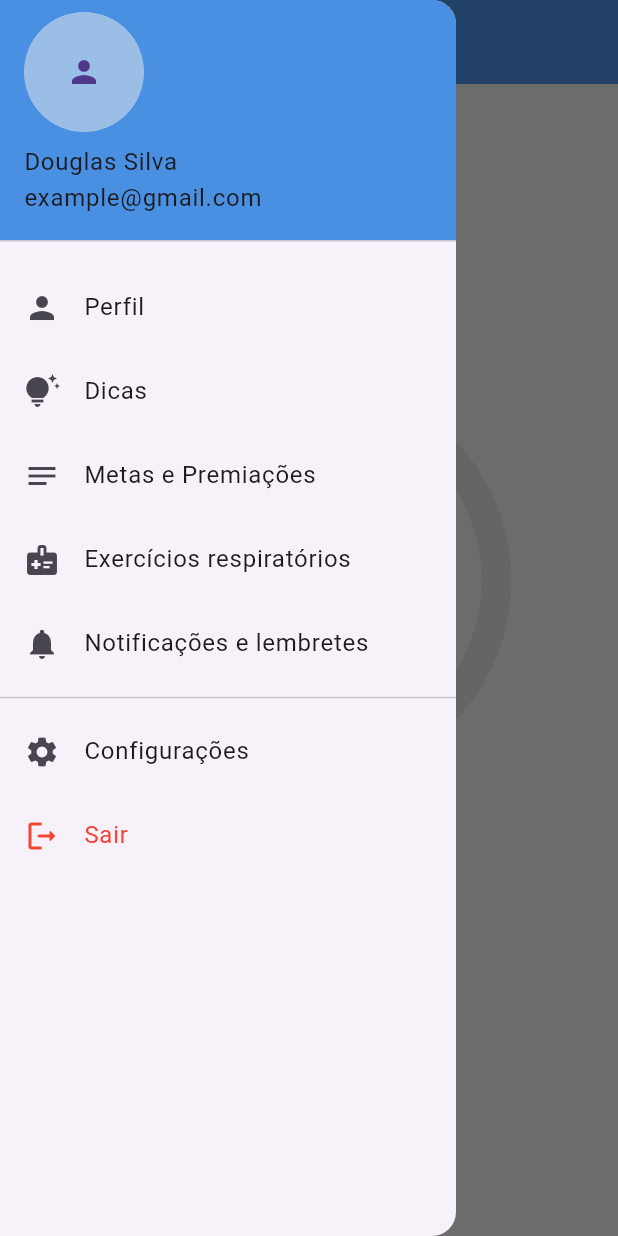
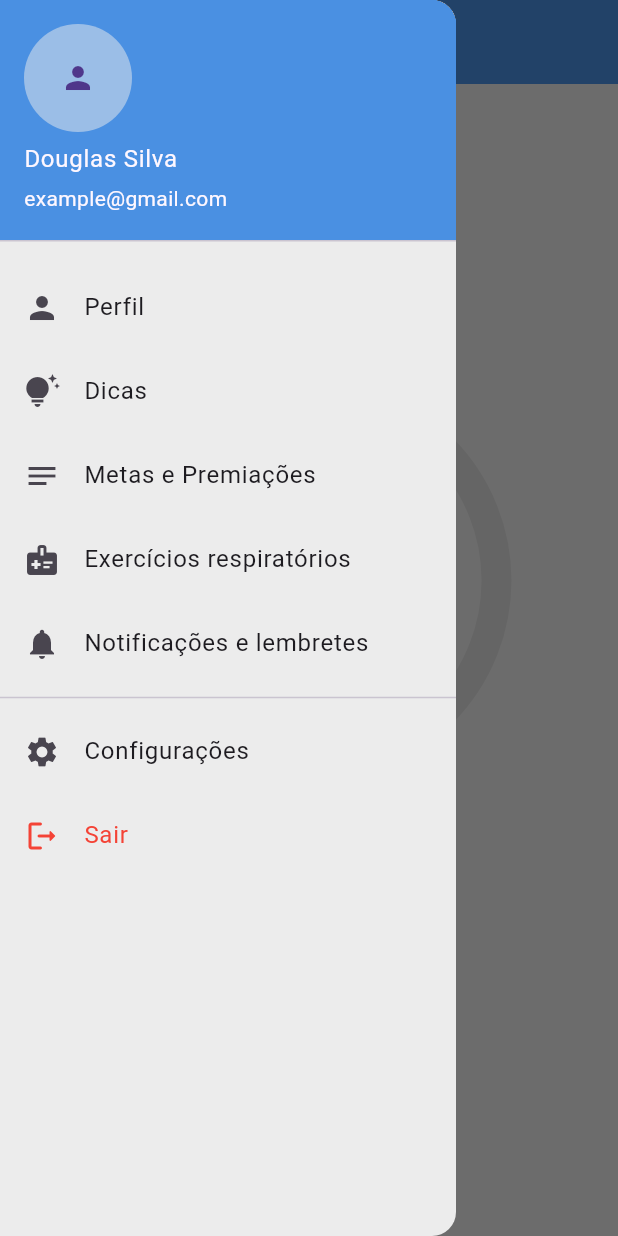
Before and after one commit to DavidGomes7/medistation, a Flutter app: the HomeTemplate screen opened directly, with the side drawer open, on a phone screen of 412 x 824 dp. Run offline on Flutter 3.47's test engine with Material 3 defaults, Android fonts, the phone set to English and light mode, and no system bars; drawn by our look-alikes of circular_countdown_timer; our stand-ins replace bloc, equatable, flutter_bloc, get_it, go_router, just_audio.

Commit message:
Ultimas correções

```diff
--- a/lib/modules/home/components/home_template.dart
+++ b/lib/modules/home/components/home_template.dart
@@ -14,7 +14,6 @@ class HomeTemplate extends StatelessWidget {
 
   @override
   Widget build(BuildContext context) {
-    controller.init();
     return Scaffold(
       appBar: AppBar(
         title: const Text('MediStation'),
--- a/lib/modules/home/components/medi_drawer.dart
+++ b/lib/modules/home/components/medi_drawer.dart
@@ -1,7 +1,7 @@
 import 'package:flutter/material.dart';
 
+import '../../../routes/routes.dart';
 import '../../../theme/theme.dart';
-import '../../../routes/routes.dart';
 
 class MediDrawer extends StatelessWidget {
   const MediDrawer({super.key});
@@ -9,28 +9,18 @@ class MediDrawer extends StatelessWidget {
   @override
   Widget build(BuildContext context) {
     return Drawer(
-      child: Column(
-        crossAxisAlignment: CrossAxisAlignment.start,
+      child: ListView(
+        padding: EdgeInsets.zero,
         children: [
-          SizedBox(
-            width: double.maxFinite,
-            child: DrawerHeader(
-              padding: const EdgeInsets.only(left: 16, top: 8),
-              decoration: const BoxDecoration(color: MediColors.primary),
-              child: Column(
-                crossAxisAlignment: CrossAxisAlignment.start,
-                children: [
-                  CircleAvatar(
-                    radius: 40,
-                    backgroundColor: MediColors.background.withOpacity(0.5),
-                    child: const Icon(Icons.person),
-                  ),
-                  const SizedBox(height: 8),
-                  const Text('Douglas Silva', style: TextStyle(fontSize: 16)),
-                  const Text('example@gmail.com'),
-                ],
-              ),
+          UserAccountsDrawerHeader(
+            decoration: const BoxDecoration(color: MediColors.primary),
+            currentAccountPicture: CircleAvatar(
+              backgroundColor: MediColors.background.withOpacity(0.5),
+              child: const Icon(Icons.person),
             ),
+            accountName: const Text('Douglas Silva', style: TextStyle(fontSize: 16)),
+            accountEmail: const Text('example@gmail.com'),
+            // currentAccountPictureSize: Size(70, 70),
           ),
           const SizedBox(height: 8),
           const ListTile(
@@ -51,6 +41,7 @@ class MediDrawer extends StatelessWidget {
           const ListTile(
             leading: Icon(Icons.medical_information),
             title: Text('Exercícios respiratórios'),
+            onTap: MediNavigator.exercise,
           ),
           const ListTile(
             leading: Icon(Icons.notifications),
--- a/lib/modules/home/pages/home_page.dart
+++ b/lib/modules/home/pages/home_page.dart
@@ -10,7 +10,7 @@ class HomePage extends StatelessWidget {
   @override
   Widget build(BuildContext context) {
     return HomeTemplate(
-      controller: injector.get<HomeCubit>(),
+      controller: injector.get<HomeCubit>()..init(),
     );
   }
 }
--- a/lib/routes/medi_navigator.dart
+++ b/lib/routes/medi_navigator.dart
@@ -32,4 +32,8 @@ abstract class MediNavigator {
   static Future<void> tips() {
     return router.pushNamed(TipsRoutes.tips);
   }
+
+  static Future<void> exercise() {
+    return router.pushNamed(ExeciseRoutes.exercise);
+  }
 }
--- a/lib/theme/medi_theme_data.dart
+++ b/lib/theme/medi_theme_data.dart
@@ -10,9 +10,9 @@ class MediThemeData {
 
 class _MediTheme {
   static ThemeData get mediTheme => ThemeData(
-        scaffoldBackgroundColor: MediColors.background,
-        appBarTheme: const AppBarTheme(
-          color: MediColors.background,
-        ),
-      );
+      scaffoldBackgroundColor: MediColors.background,
+      appBarTheme: const AppBarTheme(
+        color: MediColors.background,
+      ),
+      drawerTheme: DrawerThemeData(backgroundColor: MediColors.background));
 }
```
